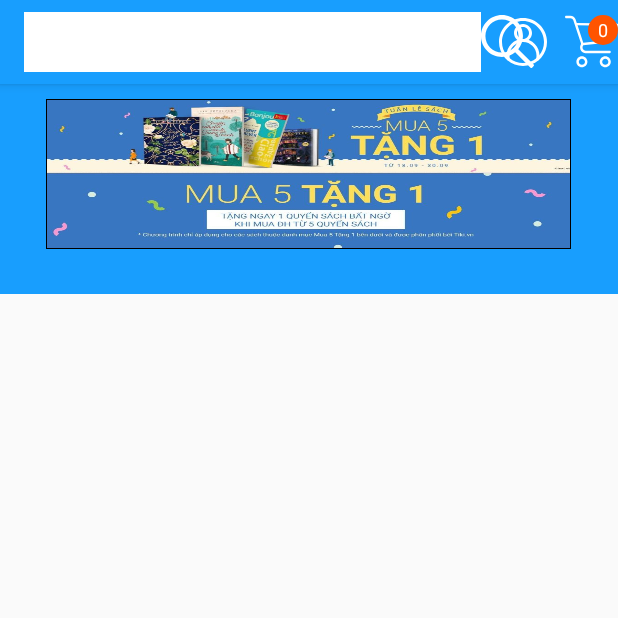
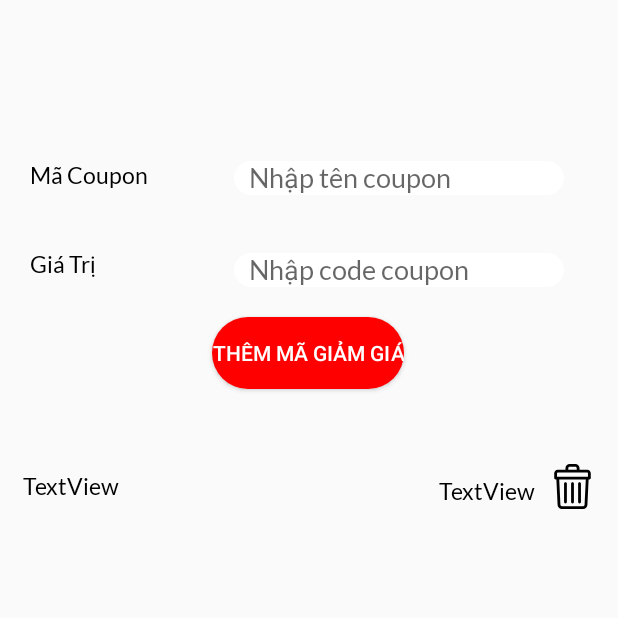
Before and after one commit to phanminhhoang2110/Android-Final-Project, an Android app: the screen it shows after launch (HomePageActivity before the commit, CouponActivity after it), on a phone screen of 412 x 824 dp, the top half of it. Run offline under Robolectric (Android 15) with nearby library versions, the phone set to English and light mode, and no system bars.

Commit message:
Add coupon Activity

```diff
--- /dev/null
+++ b/app/src/main/java/com/example/h3t_project/activity/CouponActivity.java
@@ -0,0 +1,16 @@
+package com.example.h3t_project.activity;
+
+import androidx.appcompat.app.AppCompatActivity;
+
+import android.os.Bundle;
+
+import com.example.h3t_project.R;
+
+public class CouponActivity extends AppCompatActivity {
+
+  @Override
+  protected void onCreate(Bundle savedInstanceState) {
+    super.onCreate(savedInstanceState);
+    setContentView(R.layout.activity_coupon);
+  }
+}
--- /dev/null
+++ b/app/src/main/java/com/example/h3t_project/fragment/AddCouponFragment.java
@@ -0,0 +1,66 @@
+package com.example.h3t_project.fragment;
+
+import android.os.Bundle;
+
+import androidx.fragment.app.Fragment;
+
+import android.view.LayoutInflater;
+import android.view.View;
+import android.view.ViewGroup;
+
+import com.example.h3t_project.R;
+
+/**
+ * A simple {@link Fragment} subclass.
+ * Use the {@link AddCouponFragment#newInstance} factory method to
+ * create an instance of this fragment.
+ */
+public class AddCouponFragment extends Fragment {
+
+  // TODO: Rename parameter arguments, choose names that match
+  // the fragment initialization parameters, e.g. ARG_ITEM_NUMBER
+  private static final String ARG_PARAM1 = "param1";
+  private static final String ARG_PARAM2 = "param2";
+
+  // TODO: Rename and change types of parameters
+  private String mParam1;
+  private String mParam2;
+
+  public AddCouponFragment() {
+    // Required empty public constructor
+  }
+
+  /**
+   * Use this factory method to create a new instance of
+   * this fragment using the provided parameters.
+   *
+   * @param param1 Parameter 1.
+   * @param param2 Parameter 2.
+   * @return A new instance of fragment AddCouponFragment.
+   */
+  // TODO: Rename and change types and number of parameters
+  public static AddCouponFragment newInstance(String param1, String param2) {
+    AddCouponFragment fragment = new AddCouponFragment();
+    Bundle args = new Bundle();
+    args.putString(ARG_PARAM1, param1);
+    args.putString(ARG_PARAM2, param2);
+    fragment.setArguments(args);
+    return fragment;
+  }
+
+  @Override
+  public void onCreate(Bundle savedInstanceState) {
+    super.onCreate(savedInstanceState);
+    if (getArguments() != null) {
+      mParam1 = getArguments().getString(ARG_PARAM1);
+      mParam2 = getArguments().getString(ARG_PARAM2);
+    }
+  }
+
+  @Override
+  public View onCreateView(LayoutInflater inflater, ViewGroup container,
+                           Bundle savedInstanceState) {
+    // Inflate the layout for this fragment
+    return inflater.inflate(R.layout.fragment_add_coupon, container, false);
+  }
+}
--- /dev/null
+++ b/app/src/main/java/com/example/h3t_project/fragment/ListCouponFragment.java
@@ -0,0 +1,66 @@
+package com.example.h3t_project.fragment;
+
+import android.os.Bundle;
+
+import androidx.fragment.app.Fragment;
+
+import android.view.LayoutInflater;
+import android.view.View;
+import android.view.ViewGroup;
+
+import com.example.h3t_project.R;
+
+/**
+ * A simple {@link Fragment} subclass.
+ * Use the {@link ListCouponFragment#newInstance} factory method to
+ * create an instance of this fragment.
+ */
+public class ListCouponFragment extends Fragment {
+
+  // TODO: Rename parameter arguments, choose names that match
+  // the fragment initialization parameters, e.g. ARG_ITEM_NUMBER
+  private static final String ARG_PARAM1 = "param1";
+  private static final String ARG_PARAM2 = "param2";
+
+  // TODO: Rename and change types of parameters
+  private String mParam1;
+  private String mParam2;
+
+  public ListCouponFragment() {
+    // Required empty public constructor
+  }
+
+  /**
+   * Use this factory method to create a new instance of
+   * this fragment using the provided parameters.
+   *
+   * @param param1 Parameter 1.
+   * @param param2 Parameter 2.
+   * @return A new instance of fragment ListCouponFragment.
+   */
+  // TODO: Rename and change types and number of parameters
+  public static ListCouponFragment newInstance(String param1, String param2) {
+    ListCouponFragment fragment = new ListCouponFragment();
+    Bundle args = new Bundle();
+    args.putString(ARG_PARAM1, param1);
+    args.putString(ARG_PARAM2, param2);
+    fragment.setArguments(args);
+    return fragment;
+  }
+
+  @Override
+  public void onCreate(Bundle savedInstanceState) {
+    super.onCreate(savedInstanceState);
+    if (getArguments() != null) {
+      mParam1 = getArguments().getString(ARG_PARAM1);
+      mParam2 = getArguments().getString(ARG_PARAM2);
+    }
+  }
+
+  @Override
+  public View onCreateView(LayoutInflater inflater, ViewGroup container,
+                           Bundle savedInstanceState) {
+    // Inflate the layout for this fragment
+    return inflater.inflate(R.layout.fragment_list_coupon, container, false);
+  }
+}
--- /dev/null
+++ b/app/src/main/res/drawable/ic_trash.xml
@@ -0,0 +1,18 @@
+<vector xmlns:android="http://schemas.android.com/apk/res/android"
+    android:width="512dp"
+    android:height="512dp"
+    android:viewportWidth="512"
+    android:viewportHeight="512">
+  <path
+      android:fillColor="#FF000000"
+      android:pathData="m424,64h-88v-16c0,-26.467 -21.533,-48 -48,-48h-64c-26.467,0 -48,21.533 -48,48v16h-88c-22.056,0 -40,17.944 -40,40v56c0,8.836 7.164,16 16,16h8.744l13.823,290.283c1.221,25.636 22.281,45.717 47.945,45.717h242.976c25.665,0 46.725,-20.081 47.945,-45.717l13.823,-290.283h8.744c8.836,0 16,-7.164 16,-16v-56c0,-22.056 -17.944,-40 -40,-40zM208,48c0,-8.822 7.178,-16 16,-16h64c8.822,0 16,7.178 16,16v16h-96zM80,104c0,-4.411 3.589,-8 8,-8h336c4.411,0 8,3.589 8,8v40c-4.931,0 -331.567,0 -352,0zM393.469,464.761c-0.407,8.545 -7.427,15.239 -15.981,15.239h-242.976c-8.555,0 -15.575,-6.694 -15.981,-15.239l-13.751,-288.761h302.44z"/>
+  <path
+      android:fillColor="#FF000000"
+      android:pathData="m256,448c8.836,0 16,-7.164 16,-16v-208c0,-8.836 -7.164,-16 -16,-16s-16,7.164 -16,16v208c0,8.836 7.163,16 16,16z"/>
+  <path
+      android:fillColor="#FF000000"
+      android:pathData="m336,448c8.836,0 16,-7.164 16,-16v-208c0,-8.836 -7.164,-16 -16,-16s-16,7.164 -16,16v208c0,8.836 7.163,16 16,16z"/>
+  <path
+      android:fillColor="#FF000000"
+      android:pathData="m176,448c8.836,0 16,-7.164 16,-16v-208c0,-8.836 -7.164,-16 -16,-16s-16,7.164 -16,16v208c0,8.836 7.163,16 16,16z"/>
+</vector>
--- /dev/null
+++ b/app/src/main/res/drawable/radius_input.xml
@@ -0,0 +1,6 @@
+<?xml version="1.0" encoding="utf-8"?>
+<shape xmlns:android="http://schemas.android.com/apk/res/android"
+  android:shape="rectangle">
+  <solid android:color="#FFFF"/>
+  <corners android:radius="100dp"/>
+</shape>
--- /dev/null
+++ b/app/src/main/res/layout/activity_coupon.xml
@@ -0,0 +1,46 @@
+<?xml version="1.0" encoding="utf-8"?>
+<androidx.constraintlayout.widget.ConstraintLayout xmlns:android="http://schemas.android.com/apk/res/android"
+  xmlns:app="http://schemas.android.com/apk/res-auto"
+  xmlns:tools="http://schemas.android.com/tools"
+  android:layout_width="match_parent"
+  android:layout_height="match_parent"
+  tools:context=".activity.CouponActivity">
+
+  <FrameLayout
+    android:id="@+id/frameLayoutCoupon"
+    android:layout_width="match_parent"
+    android:layout_height="wrap_content"
+    app:layout_constraintBottom_toBottomOf="parent"
+    app:layout_constraintEnd_toEndOf="parent"
+    app:layout_constraintHorizontal_bias="0.0"
+    app:layout_constraintStart_toStartOf="parent"
+    app:layout_constraintTop_toTopOf="parent"
+    app:layout_constraintVertical_bias="0.0">
+
+  </FrameLayout>
+
+  <fragment
+    android:id="@+id/fragment2"
+    android:name="com.example.h3t_project.fragment.AddCouponFragment"
+    android:layout_width="0dp"
+    android:layout_height="wrap_content"
+    app:layout_constraintBottom_toBottomOf="parent"
+    app:layout_constraintEnd_toEndOf="parent"
+    app:layout_constraintHorizontal_bias="0.0"
+    app:layout_constraintStart_toStartOf="parent"
+    app:layout_constraintTop_toTopOf="@id/frameLayoutCoupon"
+    app:layout_constraintVertical_bias="0.110000014" />
+
+  <fragment
+    android:id="@+id/fragment"
+    android:name="com.example.h3t_project.fragment.ListCouponFragment"
+    android:layout_width="0dp"
+    android:layout_height="wrap_content"
+    android:layout_marginTop="20dp"
+    app:layout_constraintBottom_toBottomOf="parent"
+    app:layout_constraintEnd_toEndOf="parent"
+    app:layout_constraintStart_toStartOf="parent"
+    app:layout_constraintTop_toBottomOf="@+id/fragment2"
+    app:layout_constraintVertical_bias="0.0" />
+
+</androidx.constraintlayout.widget.ConstraintLayout>
--- /dev/null
+++ b/app/src/main/res/layout/coupon_item.xml
@@ -0,0 +1,62 @@
+<?xml version="1.0" encoding="utf-8"?>
+<androidx.constraintlayout.widget.ConstraintLayout xmlns:android="http://schemas.android.com/apk/res/android"
+  xmlns:app="http://schemas.android.com/apk/res-auto"
+  xmlns:tools="http://schemas.android.com/tools"
+  android:layout_width="match_parent"
+  android:layout_height="wrap_content"
+  android:scrollbarThumbHorizontal="@drawable/ic_trash"
+  android:scrollbarThumbVertical="@drawable/ic_trash"
+  android:scrollbarTrackHorizontal="@drawable/ic_trash"
+  android:scrollbarTrackVertical="@drawable/ic_trash">
+
+  <TextView
+    android:id="@+id/textView8"
+    android:layout_width="wrap_content"
+    android:layout_height="wrap_content"
+    android:layout_marginStart="15dp"
+    android:layout_marginTop="15dp"
+    android:fontFamily="@font/lato"
+    android:text="TextView"
+    android:textColor="#000000"
+    android:textSize="15dp"
+    app:layout_constraintBottom_toBottomOf="parent"
+    app:layout_constraintEnd_toEndOf="parent"
+    app:layout_constraintHorizontal_bias="0.0"
+    app:layout_constraintStart_toStartOf="parent"
+    app:layout_constraintTop_toTopOf="parent"
+    app:layout_constraintVertical_bias="0.0" />
+
+  <TextView
+    android:id="@+id/textView9"
+    android:layout_width="wrap_content"
+    android:layout_height="wrap_content"
+    android:layout_marginTop="5dp"
+    android:layout_marginEnd="10dp"
+    android:layout_marginBottom="5dp"
+    android:fontFamily="@font/lato"
+    android:text="TextView"
+    android:textColor="#000000"
+    android:textSize="15dp"
+    app:layout_constraintBottom_toBottomOf="parent"
+    app:layout_constraintEnd_toStartOf="@+id/imageView"
+    app:layout_constraintHorizontal_bias="1.0"
+    app:layout_constraintStart_toEndOf="@+id/textView8"
+    app:layout_constraintTop_toTopOf="parent"
+    app:layout_constraintVertical_bias="0.642" />
+
+  <ImageView
+    android:id="@+id/imageView"
+    android:layout_width="30dp"
+    android:layout_height="30dp"
+    android:layout_marginTop="10dp"
+    android:layout_marginEnd="15dp"
+    android:layout_marginBottom="10dp"
+    app:layout_constraintBottom_toBottomOf="parent"
+    app:layout_constraintEnd_toEndOf="parent"
+    app:layout_constraintHorizontal_bias="1.0"
+    app:layout_constraintStart_toEndOf="@+id/textView8"
+    app:layout_constraintTop_toTopOf="parent"
+    app:layout_constraintVertical_bias="0.0"
+    app:srcCompat="@drawable/ic_trash" />
+
+</androidx.constraintlayout.widget.ConstraintLayout>
--- /dev/null
+++ b/app/src/main/res/layout/fragment_add_coupon.xml
@@ -0,0 +1,97 @@
+<?xml version="1.0" encoding="utf-8"?>
+<androidx.constraintlayout.widget.ConstraintLayout xmlns:android="http://schemas.android.com/apk/res/android"
+  xmlns:app="http://schemas.android.com/apk/res-auto"
+  xmlns:tools="http://schemas.android.com/tools"
+  android:id="@+id/frameLayout2"
+  android:layout_width="match_parent"
+  android:layout_height="wrap_content">
+
+  <TextView
+    android:id="@+id/textView6"
+    android:layout_width="wrap_content"
+    android:layout_height="wrap_content"
+    android:layout_marginStart="20dp"
+    android:layout_marginTop="40dp"
+    android:fontFamily="@font/lato"
+    android:text="Mã Coupon"
+    android:textColor="#000000"
+    android:textSize="15sp"
+    app:layout_constraintBottom_toBottomOf="parent"
+    app:layout_constraintEnd_toEndOf="parent"
+    app:layout_constraintHorizontal_bias="0.0"
+    app:layout_constraintStart_toStartOf="parent"
+    app:layout_constraintTop_toTopOf="parent"
+    app:layout_constraintVertical_bias="0.0" />
+
+  <TextView
+    android:id="@+id/textView7"
+    android:layout_width="wrap_content"
+    android:layout_height="wrap_content"
+    android:layout_marginTop="40dp"
+    android:layout_marginBottom="40dp"
+    android:fontFamily="@font/lato"
+    android:text="Giá Trị"
+    android:textColor="#000000"
+    android:textSize="15sp"
+    app:layout_constraintBottom_toBottomOf="parent"
+    app:layout_constraintEnd_toEndOf="parent"
+    app:layout_constraintHorizontal_bias="0.0"
+    app:layout_constraintStart_toStartOf="@+id/textView6"
+    app:layout_constraintTop_toBottomOf="@+id/textView6"
+    app:layout_constraintVertical_bias="0.013" />
+
+  <EditText
+    android:id="@+id/editTextTextPersonName"
+    android:layout_width="wrap_content"
+    android:layout_height="wrap_content"
+    android:layout_marginStart="10dp"
+    android:background="@drawable/radius_input"
+    android:ems="10"
+    android:fontFamily="@font/lato"
+    android:hint="Nhập tên coupon"
+    android:inputType="textPersonName"
+    android:paddingLeft="10dp"
+    android:textColor="#000000"
+    android:textSize="18dp"
+    app:layout_constraintBottom_toBottomOf="parent"
+    app:layout_constraintEnd_toEndOf="parent"
+    app:layout_constraintHorizontal_bias="0.571"
+    app:layout_constraintStart_toEndOf="@+id/textView6"
+    app:layout_constraintTop_toTopOf="@+id/textView6"
+    app:layout_constraintVertical_bias="0.0" />
+
+  <EditText
+    android:id="@+id/editTextTextPersonName2"
+    android:layout_width="wrap_content"
+    android:layout_height="wrap_content"
+    android:background="@drawable/radius_input"
+    android:ems="10"
+    android:fontFamily="@font/lato"
+    android:hint="Nhập code coupon"
+    android:inputType="textPersonName"
+    android:paddingLeft="10dp"
+    android:textColor="#000000"
+    android:textSize="18dp"
+    app:layout_constraintBottom_toBottomOf="parent"
+    app:layout_constraintEnd_toEndOf="parent"
+    app:layout_constraintHorizontal_bias="0.0"
+    app:layout_constraintStart_toStartOf="@+id/editTextTextPersonName"
+    app:layout_constraintTop_toBottomOf="@+id/editTextTextPersonName"
+    app:layout_constraintVertical_bias="0.307" />
+
+  <Button
+    android:id="@+id/addCouponbtn"
+    android:layout_width="wrap_content"
+    android:layout_height="wrap_content"
+    android:layout_marginTop="20dp"
+    android:layout_marginBottom="20dp"
+    android:background="@drawable/red_radius_button"
+    android:text="Thêm mã giảm giá"
+    android:textColor="#FFFFFF"
+    app:layout_constraintBottom_toBottomOf="parent"
+    app:layout_constraintEnd_toEndOf="parent"
+    app:layout_constraintHorizontal_bias="0.498"
+    app:layout_constraintStart_toStartOf="parent"
+    app:layout_constraintTop_toBottomOf="@+id/editTextTextPersonName2"
+    app:layout_constraintVertical_bias="0.0" />
+</androidx.constraintlayout.widget.ConstraintLayout>
--- /dev/null
+++ b/app/src/main/res/layout/fragment_list_coupon.xml
@@ -0,0 +1,12 @@
+<?xml version="1.0" encoding="utf-8"?>
+<FrameLayout xmlns:android="http://schemas.android.com/apk/res/android"
+  xmlns:tools="http://schemas.android.com/tools"
+  android:layout_width="match_parent"
+  android:layout_height="match_parent"
+  tools:context=".fragment.ListCouponFragment">
+
+  <include
+    layout="@layout/coupon_item"
+    android:layout_width="match_parent"
+    android:layout_height="wrap_content" />
+</FrameLayout>
--- a/app/src/main/res/layout/home_page_slideshow_layout.xml
+++ b/app/src/main/res/layout/home_page_slideshow_layout.xml
@@ -9,7 +9,7 @@
   <ImageView
     android:id="@+id/imageViewProduct"
     android:layout_width="350dp"
-    android:layout_height="100dp"
+    android:layout_height="150dp"
     android:layout_marginLeft="20dp"
     android:layout_marginTop="10dp"
     android:layout_marginRight="20dp"
--- a/app/src/main/res/layout/toolbar_for_home_page.xml
+++ b/app/src/main/res/layout/toolbar_for_home_page.xml
@@ -16,9 +16,4 @@
     android:textColor="#000000">
 
   </EditText>
-  <ImageView
-    android:layout_width="35dp"
-    android:layout_height="35dp"
-    android:background="@drawable/ic_search"
-    />
 </androidx.appcompat.widget.Toolbar>
```
Also changed, not shown: app/src/main/AndroidManifest.xml (+19 -20 lines), app/src/main/java/com/example/h3t_project/activity/HomePageActivity.java (+33 -23 lines), app/src/main/java/com/example/h3t_project/fragment/SearchFragment.java (added, +66 -0 lines), app/src/main/java/com/example/h3t_project/model/CouponItem.java (added, +30 -0 lines), app/src/main/res/layout/activity_home_page.xml (+29 -7 lines), app/src/main/res/layout/fragment_search.xml (added, +42 -0 lines).
